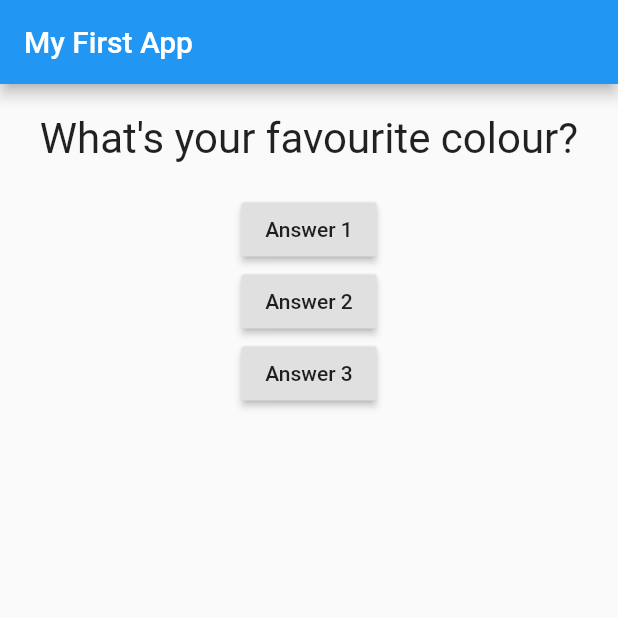
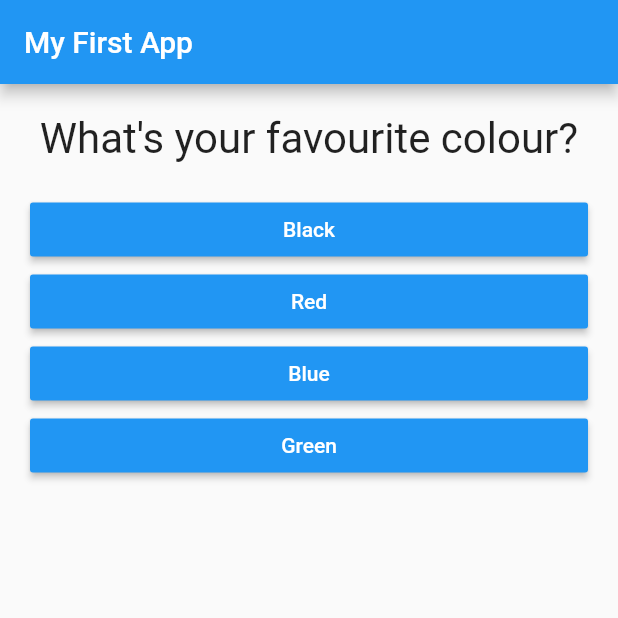
Before and after one commit to Vanderbeck/flutter_complete_guide, a Flutter app: the screen it shows after launch, on a phone screen of 412 x 824 dp, the top half of it. Run offline on Flutter 3.47's test engine with Material 2 defaults, Android fonts, the phone set to English and light mode, and no system bars.

Commit message:
Add Answer file to clean main.dart.

```diff
--- /dev/null
+++ b/lib/answer.dart
@@ -0,0 +1,22 @@
+import 'package:flutter/material.dart';
+
+class Answer extends StatelessWidget {
+  final Function selectAnswer;
+  final String answerText;
+
+  Answer(this.selectAnswer, this.answerText);
+
+  @override
+  Widget build(BuildContext context) {
+    return Container(
+      width: double.infinity,
+      margin: EdgeInsets.fromLTRB(20, 0, 20, 0),
+      child: RaisedButton(
+        color: Colors.blue,
+        textColor: Colors.white,
+        child: Text(answerText),
+        onPressed: selectAnswer,
+      ),
+    );
+  }
+}
--- a/lib/main.dart
+++ b/lib/main.dart
@@ -2,6 +2,9 @@
 import 'package:flutter/material.dart';
 // CUSTOM IMPORTS
 import './queston.dart';
+import './answer.dart';
+import './quiz.dart';
+import './result.dart';
 
 class MyApp extends StatefulWidget {
   @override
@@ -14,13 +17,29 @@ class _MyAppState extends State<MyApp> {
   //CLASS VARS
   int _qIndex = 0;
 
+  static const List<Map<String, Object>> question = [
+    {
+      'questionText': "What's your favourite colour?",
+      'answerText': ['Black', 'Red', 'Blue', 'Green']
+    },
+    {
+      'questionText': "What's your favourite animal?",
+      'answerText': ['Rabbit', 'Snake', 'Elephant', 'Lion']
+    },
+    {
+      'questionText': "Who's the man?",
+      'answerText': ['You da man!', 'Shes da man!', 'We da man', 'Udemy', 'Max']
+    }
+  ];
+
   // METHODS
-  void answerQuestion() {
-    setState(() { // Calls Build method of widget again. Only draws the necessary parts
+  void _answerQuestion() {
+    setState(() {
+      // Calls Build method of widget again. Only draws the necessary parts
       _qIndex++;
-      if (_qIndex > 1) {
-        _qIndex = 0;
-      }
+      // if (_qIndex >= question.length) {
+      //   _qIndex = 0;
+      // }
     });
   }
 
@@ -28,45 +47,30 @@ class _MyAppState extends State<MyApp> {
   @override //Widget deliberately overwrites the StatelessWidget build method
   Widget build(BuildContext context) //Required by StatelessWidget
   {
-    List<String> question = [
-      "What's your favourite colour?",
-      "What's your favourite animal?",
-    ];
+    //ALTERNATE 'children' LIST GENERATOR
+    // List<Widget> questionChild = [];
+    // questionChild.add( Question(question[_qIndex]['questionText']) );
+    // for (String ans in question[_qIndex]['answerText'])
+    // {
+    //   questionChild.add( Answer(_answerQuestion, ans) );
+    // }
 
     return MaterialApp(
       home: Scaffold(
         appBar: AppBar(
           title: Text("My First App"),
         ),
-        body: Column(
-          children: [
-            Question(
-              question[_qIndex]
-            ),
-            RaisedButton(
-              child: Text('Answer 1'),
-              onPressed: () {
-                answerQuestion();
-                print("Answer 1 Chosen!");
-              },
-            ),
-            RaisedButton(
-              child: Text('Answer 2'),
-              onPressed: () {
-                answerQuestion();
-                print("Answer 2 Chosen!");
-              },
-            ),
-            RaisedButton(
-              child: Text('Answer 3'),
-              onPressed: () {
-                //... Anaonymous Function calling names function
-                answerQuestion();
-                print("Answer 1 Chosen!");
-              },
-            ),
-          ],
-        ),
+        body: _qIndex < question.length
+            ? Column(
+                children: [
+                  Question(question[_qIndex]['questionText']),
+                  ...(question[_qIndex]['answerText'] as List<String>)
+                      .map((answer) {
+                    return Answer(_answerQuestion, answer);
+                  }).toList(),
+                ],
+              )
+            : Center(child: Text('YOU DID IT!')),
       ),
     );
   }
```
